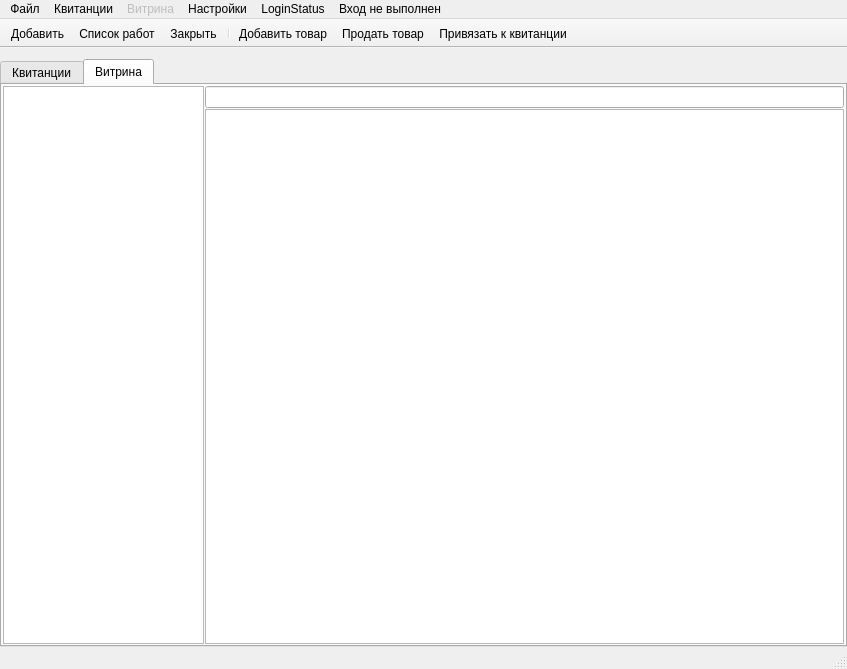
Qt form mainwindow.ui (eboladev/XPPC) before a commit.
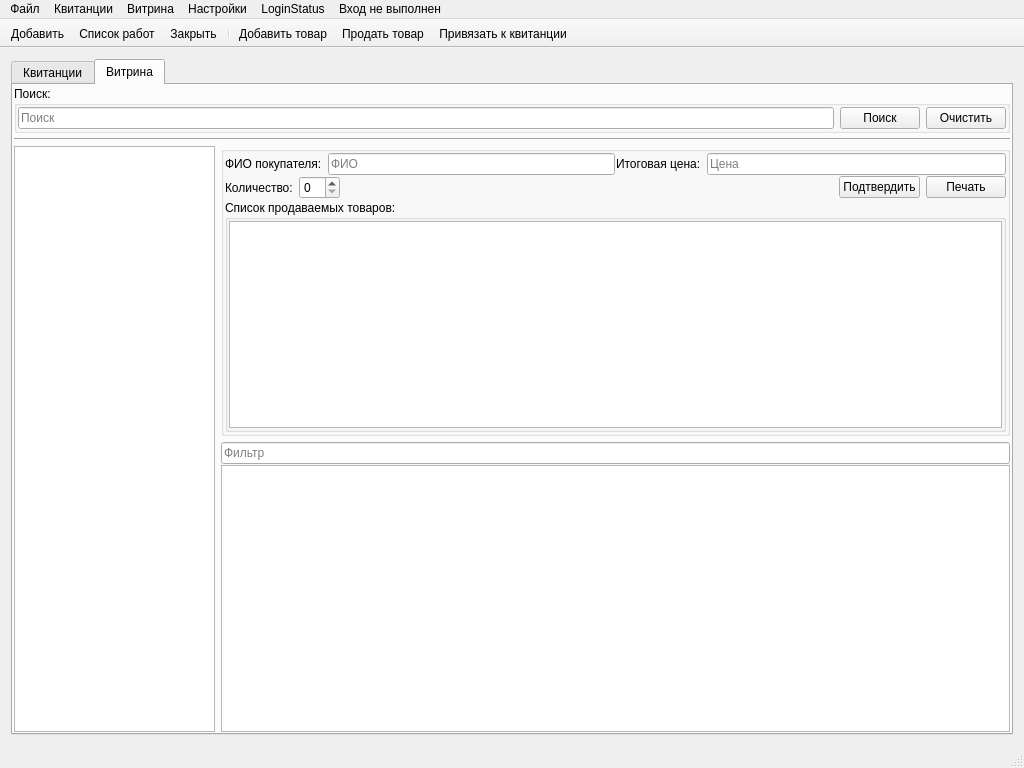
The same form after that commit. The open tabs and pages were chosen to show the change. Icons and pictures are not drawn.

Patch:
```diff
--- a/mainwindow.ui
+++ b/mainwindow.ui
@@ -6,14 +6,14 @@
    <rect>
     <x>0</x>
     <y>0</y>
-    <width>847</width>
-    <height>669</height>
+    <width>1024</width>
+    <height>768</height>
    </rect>
   </property>
   <property name="minimumSize">
    <size>
-    <width>800</width>
-    <height>600</height>
+    <width>1024</width>
+    <height>768</height>
    </size>
   </property>
   <property name="windowTitle">
@@ -34,15 +34,6 @@
   </property>
   <widget class="QWidget" name="centralWidget">
    <layout class="QGridLayout" name="gridLayout">
-    <property name="leftMargin">
-     <number>0</number>
-    </property>
-    <property name="rightMargin">
-     <number>0</number>
-    </property>
-    <property name="bottomMargin">
-     <number>0</number>
-    </property>
     <item row="0" column="0">
      <widget class="QTabWidget" name="tabWidget">
       <property name="tabPosition">
@@ -358,7 +349,27 @@
        <attribute name="title">
         <string>Витрина</string>
        </attribute>
-       <layout class="QGridLayout" name="gridLayout_6">
+       <layout class="QGridLayout" name="gridLayout_11">
+        <property name="horizontalSpacing">
+         <number>1</number>
+        </property>
+        <property name="verticalSpacing">
+         <number>5</number>
+        </property>
+        <property name="margin">
+         <number>1</number>
+        </property>
+        <item row="0" column="0">
+         <layout class="QHBoxLayout" name="horizontalLayout_10">
+          <item>
+           <widget class="QGroupBox" name="groupBoxProductSearch">
+            <property name="title">
+             <string>Поиск:</string>
+            </property>
+            <property name="flat">
+             <bool>true</bool>
+            </property>
+            <layout class="QGridLayout" name="gridLayout_9">
         <property name="margin">
          <number>1</number>
         </property>
@@ -366,6 +377,45 @@
          <number>1</number>
         </property>
         <item row="0" column="0">
+              <layout class="QHBoxLayout" name="horizontalLayout_9">
+               <item>
+                <widget class="QLineEdit" name="lineEditProductSearch">
+                 <property name="placeholderText">
+                  <string>Поиск</string>
+                 </property>
+                </widget>
+               </item>
+               <item>
+                <widget class="QPushButton" name="pushButtonSearchProducts">
+                 <property name="text">
+                  <string>Поиск</string>
+                 </property>
+                </widget>
+               </item>
+               <item>
+                <widget class="QPushButton" name="pushButtonSearchProductsClear">
+                 <property name="text">
+                  <string>Очистить</string>
+                 </property>
+                </widget>
+               </item>
+              </layout>
+             </item>
+            </layout>
+           </widget>
+          </item>
+         </layout>
+        </item>
+        <item row="1" column="0">
+         <widget class="Line" name="line">
+          <property name="orientation">
+           <enum>Qt::Horizontal</enum>
+          </property>
+         </widget>
+        </item>
+        <item row="2" column="0">
+         <layout class="QHBoxLayout" name="horizontalLayout_11">
+          <item>
          <widget class="QTreeView" name="treeViewCategory">
           <property name="maximumSize">
            <size>
@@ -384,13 +434,141 @@
           </property>
          </widget>
         </item>
+          <item>
+           <layout class="QVBoxLayout" name="verticalLayout_3">
+            <item>
+             <widget class="QGroupBox" name="groupBoxSale">
+              <property name="title">
+               <string/>
+              </property>
+              <property name="flat">
+               <bool>true</bool>
+              </property>
+              <layout class="QGridLayout" name="gridLayout_8">
+               <property name="margin">
+                <number>1</number>
+               </property>
+               <property name="spacing">
+                <number>1</number>
+               </property>
+               <item row="0" column="0">
+                <layout class="QHBoxLayout" name="horizontalLayout_7">
+                 <item>
+                  <widget class="QLabel" name="labelCustomerName">
+                   <property name="text">
+                    <string>ФИО покупателя:</string>
+                   </property>
+                  </widget>
+                 </item>
+                 <item>
+                  <widget class="QLineEdit" name="lineEditCustomerName">
+                   <property name="text">
+                    <string/>
+                   </property>
+                   <property name="maxLength">
+                    <number>100</number>
+                   </property>
+                   <property name="placeholderText">
+                    <string>ФИО</string>
+                   </property>
+                  </widget>
+                 </item>
+                </layout>
+               </item>
         <item row="0" column="1">
+                <layout class="QHBoxLayout" name="horizontalLayout_6">
+                 <item>
+                  <widget class="QLabel" name="labelPrice">
+                   <property name="text">
+                    <string>Итоговая цена:</string>
+                   </property>
+                  </widget>
+                 </item>
+                 <item>
+                  <widget class="QLineEdit" name="lineEditSalePrice">
+                   <property name="placeholderText">
+                    <string>Цена</string>
+                   </property>
+                  </widget>
+                 </item>
+                </layout>
+               </item>
+               <item row="1" column="0" colspan="2">
+                <layout class="QHBoxLayout" name="horizontalLayout_8">
+                 <item>
+                  <widget class="QLabel" name="labelQuantity">
+                   <property name="text">
+                    <string>Количество:</string>
+                   </property>
+                  </widget>
+                 </item>
+                 <item>
+                  <widget class="QSpinBox" name="spinBox"/>
+                 </item>
+                 <item>
+                  <spacer name="horizontalSpacer_2">
+                   <property name="orientation">
+                    <enum>Qt::Horizontal</enum>
+                   </property>
+                   <property name="sizeHint" stdset="0">
+                    <size>
+                     <width>40</width>
+                     <height>20</height>
+                    </size>
+                   </property>
+                  </spacer>
+                 </item>
+                 <item>
+                  <widget class="QPushButton" name="pushButtonConfirmSale">
+                   <property name="text">
+                    <string>Подтвердить</string>
+                   </property>
+                  </widget>
+                 </item>
+                 <item>
+                  <widget class="QPushButton" name="pushButtonPrintGuarantee">
+                   <property name="text">
+                    <string>Печать</string>
+                   </property>
+                  </widget>
+                 </item>
+                </layout>
+               </item>
+               <item row="2" column="0" colspan="2">
+                <widget class="QGroupBox" name="groupBoxSoldOutProductsList">
+                 <property name="title">
+                  <string>Список продаваемых товаров:</string>
+                 </property>
+                 <property name="flat">
+                  <bool>true</bool>
+                 </property>
+                 <layout class="QGridLayout" name="gridLayout_6">
+                  <property name="margin">
+                   <number>1</number>
+                  </property>
+                  <item row="0" column="0">
+                   <widget class="QTreeView" name="treeView"/>
+                  </item>
+                 </layout>
+                </widget>
+               </item>
+              </layout>
+             </widget>
+            </item>
+            <item>
          <layout class="QVBoxLayout" name="verticalLayout_2">
           <property name="spacing">
            <number>1</number>
           </property>
           <item>
-           <widget class="QLineEdit" name="lineEditFilter"/>
+               <widget class="QLineEdit" name="lineEditFilter">
+                <property name="toolTip">
+                 <string>Поиск по таблице товаров, расположенной ниже.</string>
+                </property>
+                <property name="placeholderText">
+                 <string>Фильтр</string>
+                </property>
+               </widget>
           </item>
           <item>
            <widget class="QTableView" name="tableViewProducts">
@@ -412,6 +590,9 @@
             <attribute name="horizontalHeaderHighlightSections">
              <bool>false</bool>
             </attribute>
+                <attribute name="verticalHeaderVisible">
+                 <bool>false</bool>
+                </attribute>
             <attribute name="verticalHeaderDefaultSectionSize">
              <number>20</number>
             </attribute>
@@ -422,6 +603,10 @@
              <number>10</number>
             </attribute>
            </widget>
+              </item>
+             </layout>
+            </item>
+           </layout>
           </item>
          </layout>
         </item>
@@ -436,7 +621,7 @@
     <rect>
      <x>0</x>
      <y>0</y>
-     <width>847</width>
+     <width>1024</width>
      <height>22</height>
     </rect>
    </property>
@@ -496,7 +681,7 @@
    </widget>
    <widget class="QMenu" name="menuShowcase">
     <property name="enabled">
-     <bool>false</bool>
+     <bool>true</bool>
     </property>
     <property name="title">
      <string>Витрина</string>
```
Left out of the diff: 27 changed lines with no effect on the pictures. Lines whose indentation alone changed are shown as unchanged.
